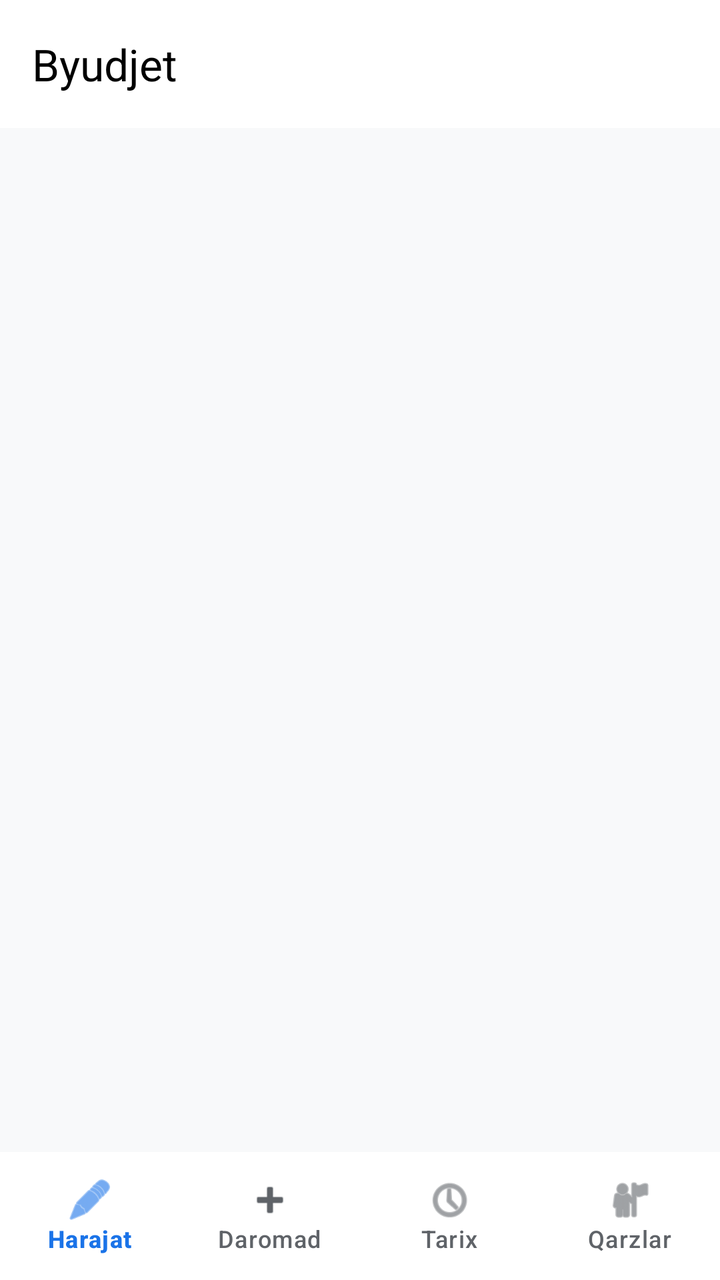
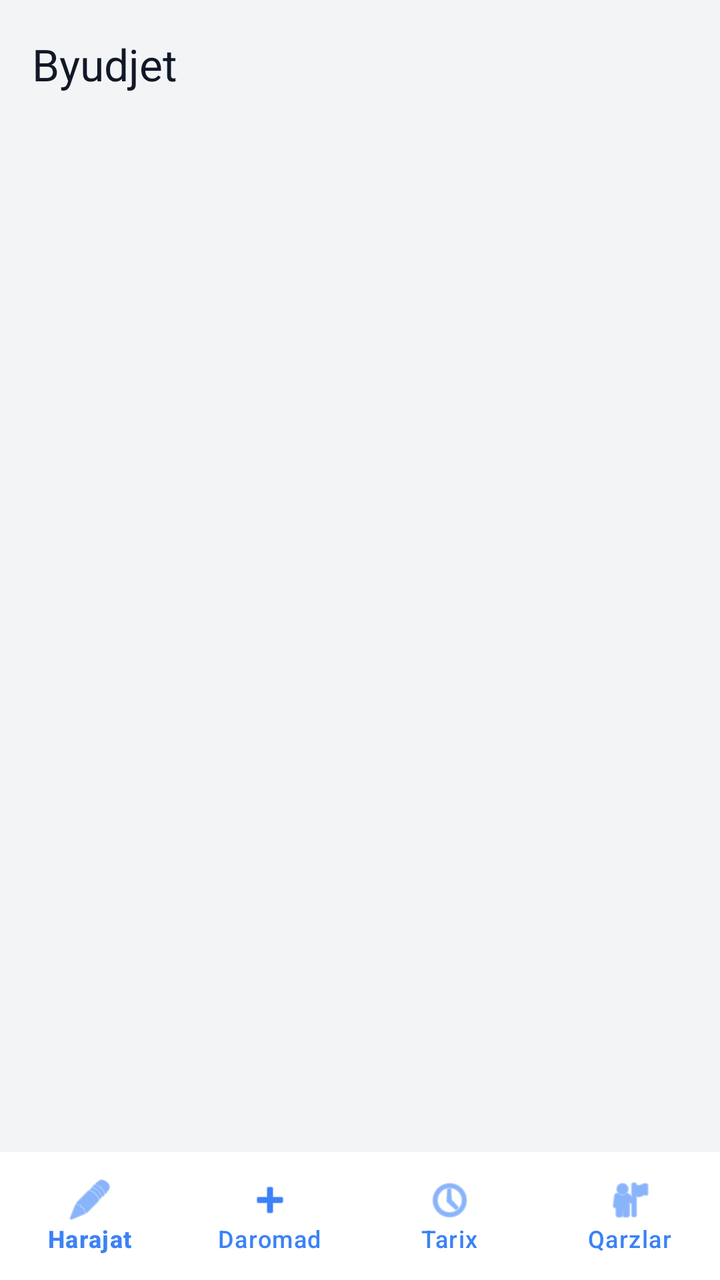

Two renders of the same Android screen: before a commit and after it. Below are the layout's source before the change and the commit's diff.
<!-- AndroidManifest.xml: application theme Theme.Haftalikharajat -->
<!-- res/layout/activity_main.xml -->
<?xml version="1.0" encoding="utf-8"?>
<androidx.constraintlayout.widget.ConstraintLayout xmlns:android="http://schemas.android.com/apk/res/android"
    xmlns:app="http://schemas.android.com/apk/res-auto"
    android:layout_width="match_parent"
    android:layout_height="match_parent"
    android:background="@color/background">

    <com.google.android.material.appbar.AppBarLayout
        android:id="@+id/appBarLayout"
        android:layout_width="match_parent"
        android:layout_height="wrap_content"
        android:background="@color/surface"
        app:elevation="0dp"
        app:layout_constraintTop_toTopOf="parent">

        <com.google.android.material.appbar.MaterialToolbar
            android:id="@+id/toolbar"
            android:layout_width="match_parent"
            android:layout_height="?attr/actionBarSize"
            app:title="Byudjet"
            app:titleTextColor="@color/black"/>

    </com.google.android.material.appbar.AppBarLayout>

    <androidx.viewpager2.widget.ViewPager2
        android:id="@+id/mainViewPager"
        android:layout_width="0dp"
        android:layout_height="0dp"
        app:layout_constraintTop_toBottomOf="@id/appBarLayout"
        app:layout_constraintBottom_toTopOf="@id/bottomNav"
        app:layout_constraintLeft_toLeftOf="parent"
        app:layout_constraintRight_toRightOf="parent" />

    <com.google.android.material.bottomnavigation.BottomNavigationView
        android:id="@+id/bottomNav"
        android:layout_width="match_parent"
        android:layout_height="64dp"
        android:background="@color/surface"
        app:elevation="16dp"
        app:layout_constraintBottom_toBottomOf="parent"
        app:menu="@menu/bottom_nav_menu"
        app:labelVisibilityMode="labeled"
        app:itemIconTint="@color/nav_item_color"
        app:itemTextColor="@color/nav_item_color"/>

</androidx.constraintlayout.widget.ConstraintLayout>
<!-- resources referenced by this layout -->
<resources>
  <color name="background">#F8F9FA</color>
  <color name="black">#000000</color>
  <color name="surface">#FFFFFF</color>
  <style name="Theme.Haftalikharajat" parent="Base.Theme.Haftalikharajat" />
  <style name="Base.Theme.Haftalikharajat" parent="Theme.Material3.DayNight.NoActionBar">
          
          <item name="android:statusBarColor">#F0F2F5</item>
          <item name="android:windowLightStatusBar" tools:targetApi="m">true</item>
      </style>
</resources>

<!-- the commit's change to res/layout/activity_main.xml (unified diff, before → after) -->
@@ -3,13 +3,13 @@
     xmlns:app="http://schemas.android.com/apk/res-auto"
     android:layout_width="match_parent"
     android:layout_height="match_parent"
-    android:background="@color/background">
+    android:background="@color/bg_app">
 
     <com.google.android.material.appbar.AppBarLayout
         android:id="@+id/appBarLayout"
         android:layout_width="match_parent"
         android:layout_height="wrap_content"
-        android:background="@color/surface"
+        android:background="@color/bg_app"
         app:elevation="0dp"
         app:layout_constraintTop_toTopOf="parent">
 
@@ -18,7 +18,7 @@
             android:layout_width="match_parent"
             android:layout_height="?attr/actionBarSize"
             app:title="Byudjet"
-            app:titleTextColor="@color/black"/>
+            app:titleTextColor="@color/text_primary"/>
 
     </com.google.android.material.appbar.AppBarLayout>
 
@@ -35,12 +35,12 @@
         android:id="@+id/bottomNav"
         android:layout_width="match_parent"
         android:layout_height="64dp"
-        android:background="@color/surface"
+        android:background="@color/bg_card"
         app:elevation="16dp"
         app:layout_constraintBottom_toBottomOf="parent"
         app:menu="@menu/bottom_nav_menu"
         app:labelVisibilityMode="labeled"
-        app:itemIconTint="@color/nav_item_color"
-        app:itemTextColor="@color/nav_item_color"/>
+        app:itemIconTint="@color/nav_selected"
+        app:itemTextColor="@color/nav_selected"/>
 
 </androidx.constraintlayout.widget.ConstraintLayout>
<!-- resource entries referenced after the edit -->
@@ -1,13 +1,16 @@
 <!-- resources referenced by this layout -->
 <resources>
-  <color name="background">#F8F9FA</color>
-  <color name="black">#000000</color>
-  <color name="surface">#FFFFFF</color>
+  <color name="bg_app">#F3F4F6</color>
+  <color name="bg_card">#FFFFFF</color>
+  <color name="nav_selected">#3B82F6</color>
+  <color name="text_primary">#111827</color>
   <style name="Theme.Haftalikharajat" parent="Base.Theme.Haftalikharajat" />
   <style name="Base.Theme.Haftalikharajat" parent="Theme.Material3.DayNight.NoActionBar">
-          
-          <item name="android:statusBarColor">#F0F2F5</item>
+          <item name="colorPrimary">@color/primary</item>
+          <item name="android:windowBackground">@color/bg_app</item>
+          <item name="android:statusBarColor">@color/bg_app</item>
           <item name="android:windowLightStatusBar" tools:targetApi="m">true</item>
       </style>
+  <color name="primary">#3B82F6</color>
 </resources>
 
